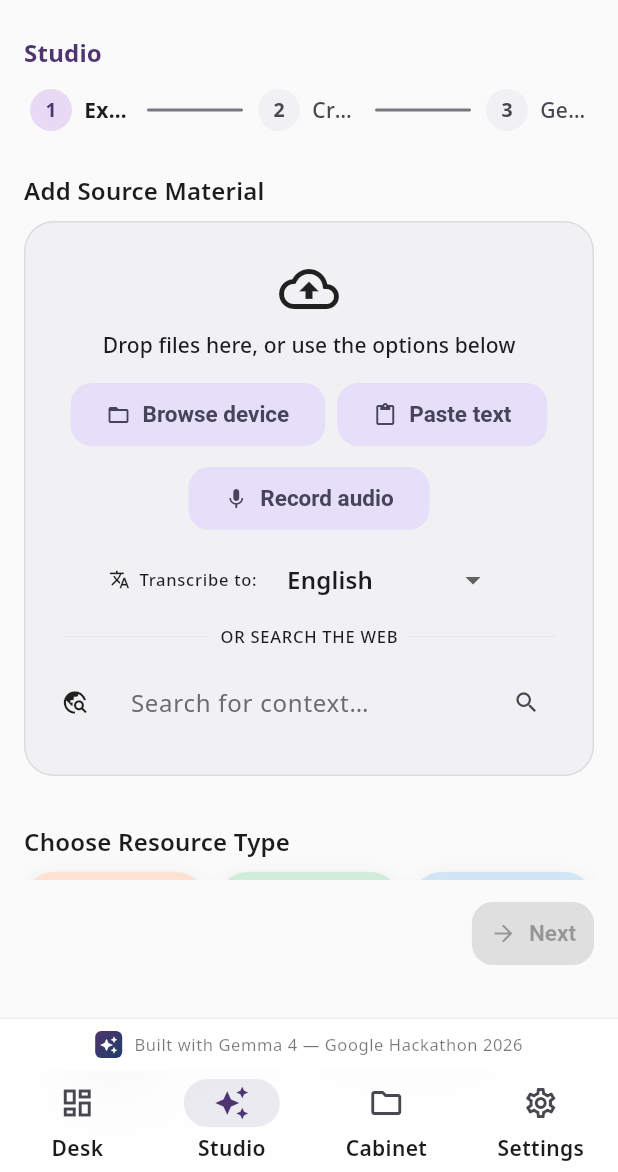
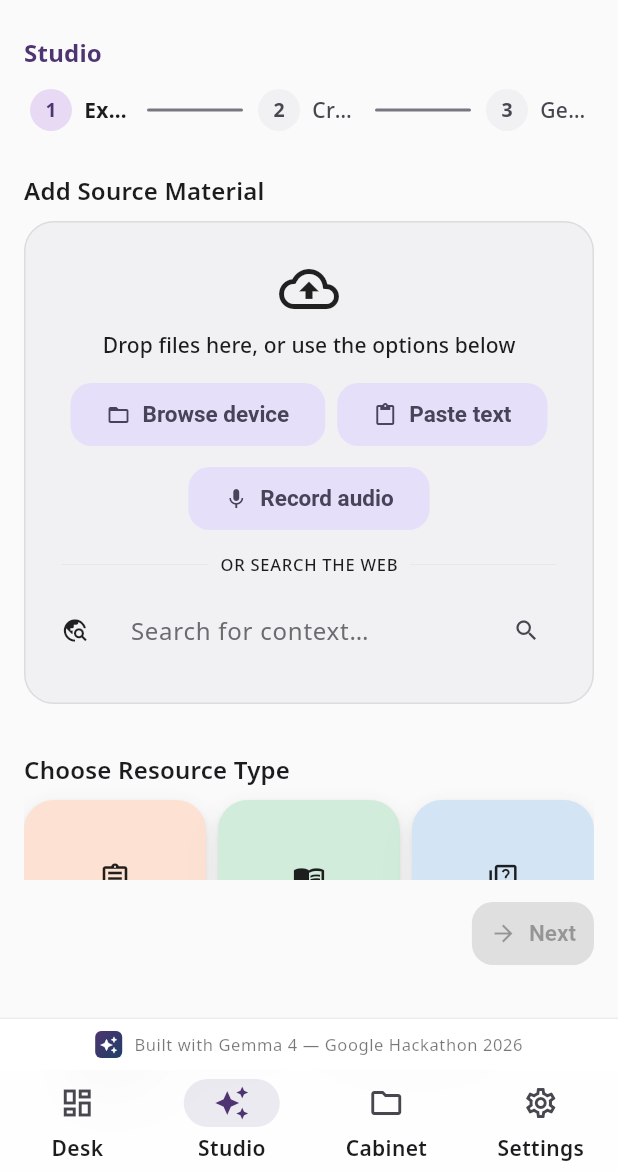
Before and after one commit to HaGo-Creations/olai-atelier, a Flutter app: the screen it shows after launch, item 2 of the bottom bar chosen, on a phone screen of 412 x 824 dp, the part 64-1236 px from its top. Run offline on Flutter 3.47's test engine with Material 3 defaults, Android fonts, the light colour scheme and no system bars; our stand-ins replace connectivity_plus, file_picker, flutter_dotenv, flutter_markdown, flutter_riverpod, google_fonts and 2 more; missing offline and left inert: dart:html, desktop_drop, flutter_math_fork, markdown, record; network calls fail; project files that could hold a hidden picture were left out.

Commit message:
feat(studio): use Details > Output Language for transcription target; surface detected language

```diff
--- a/frontend/lib/screens/studio.dart
+++ b/frontend/lib/screens/studio.dart
@@ -843,24 +843,6 @@ class _UploadZoneState extends ConsumerState<_UploadZone> {
   bool _transcribing = false;
   Duration _recordDuration = Duration.zero;
   Timer? _recordTimer;
-  String _transcriptTargetLang = 'English';
-
-  static const List<String> _transcriptLanguages = [
-    'English',
-    'Tamil',
-    'Hindi',
-    'Telugu',
-    'Kannada',
-    'Malayalam',
-    'Bengali',
-    'Marathi',
-    'Gujarati',
-    'Urdu',
-    'Punjabi',
-    'French',
-    'Arabic',
-    'Spanish',
-  ];
 
   @override
   void dispose() {
@@ -990,6 +972,12 @@ class _UploadZoneState extends ConsumerState<_UploadZone> {
 
     if (bytes.isEmpty) return;
 
+    // The Details section's "Output language" drives where we translate to.
+    // Use the first chosen output language (works for mono/bilingual/multi).
+    final targetLang = widget.state.languages.isNotEmpty
+        ? widget.state.languages.first
+        : 'English';
+
     setState(() => _transcribing = true);
     try {
       final api = ref.read(apiServiceProvider);
@@ -997,7 +985,7 @@ class _UploadZoneState extends ConsumerState<_UploadZone> {
         bytes: bytes,
         filename: 'recording_${DateTime.now().millisecondsSinceEpoch}.webm',
         sourceLang: 'auto',
-        targetLang: _transcriptTargetLang,
+        targetLang: targetLang,
       );
       if (!mounted) return;
       if (parsed.text.trim().isNotEmpty) {
@@ -1007,11 +995,17 @@ class _UploadZoneState extends ConsumerState<_UploadZone> {
               : '${widget.state.sourceText}\n\n${parsed.text}';
           widget.onChanged();
         });
+        // Pull the auto-detected language out of the response text if the
+        // backend embedded it as "_Original (LANG):_ ..." (see parser.py).
+        final detectedMatch =
+            RegExp(r'_Original \(([^)]+)\):_').firstMatch(parsed.text);
+        final detected = detectedMatch?.group(1);
+        final dur = _formatDuration(_recordDuration);
+        final msg = detected != null
+            ? 'Transcribed $dur of $detected → $targetLang'
+            : 'Transcribed $dur of audio';
         ScaffoldMessenger.of(context).showSnackBar(
-          SnackBar(
-              content: Text(
-            'Transcribed ${_formatDuration(_recordDuration)} of audio',
-          )),
+          SnackBar(content: Text(msg)),
         );
       } else {
         ScaffoldMessenger.of(context).showSnackBar(
@@ -1114,41 +1108,6 @@ class _UploadZoneState extends ConsumerState<_UploadZone> {
                     ),
             ],
           ),
-          // Transcript target language (only when not in middle of recording)
-          if (!_isRecording) ...[
-            const SizedBox(height: AppSpacing.md),
-            Row(
-              mainAxisAlignment: MainAxisAlignment.center,
-              children: [
-                const Icon(Icons.translate, size: 14),
-                const SizedBox(width: 6),
-                Text('Transcribe to:',
-                    style: Theme.of(context).textTheme.labelSmall),
-                const SizedBox(width: 8),
-                SizedBox(
-                  width: 160,
-                  child: DropdownButtonFormField<String>(
-                    value: _transcriptTargetLang,
-                    isDense: true,
-                    decoration: const InputDecoration(
-                      isDense: true,
-                      contentPadding:
-                          EdgeInsets.symmetric(horizontal: 8, vertical: 6),
-                    ),
-                    items: [
-                      for (final l in _transcriptLanguages)
-                        DropdownMenuItem(value: l, child: Text(l)),
-                    ],
-                    onChanged: (v) {
-                      if (v != null) {
-                        setState(() => _transcriptTargetLang = v);
-                      }
-                    },
-                  ),
-                ),
-              ],
-            ),
-          ],
           // Web search divider + input
           Padding(
             padding: const EdgeInsets.symmetric(vertical: AppSpacing.md),
```
